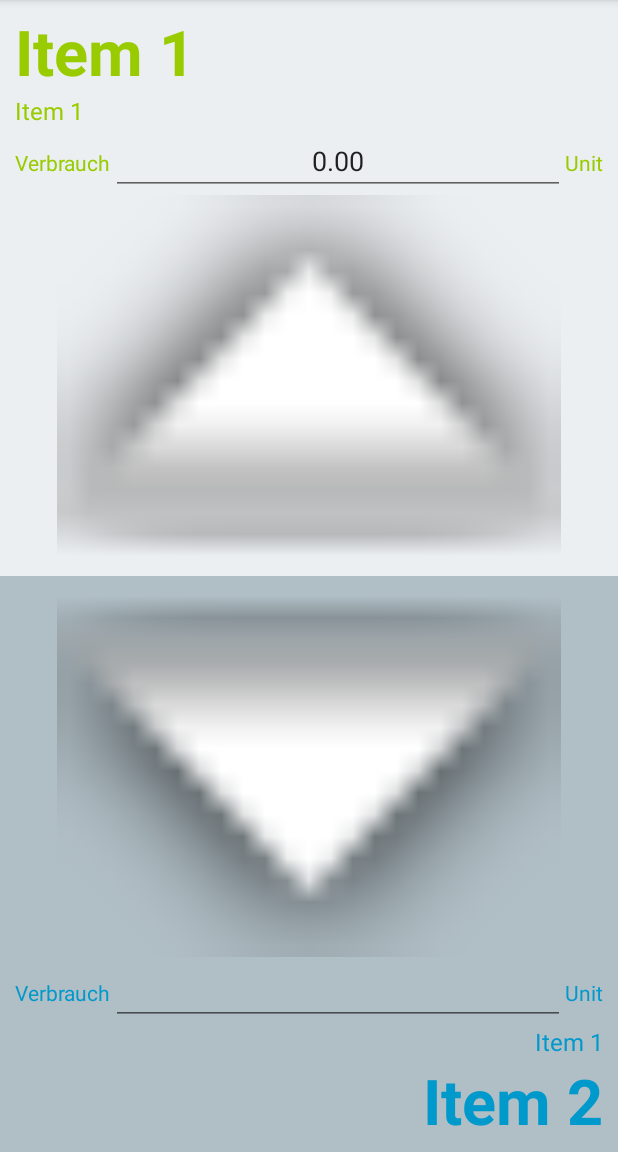
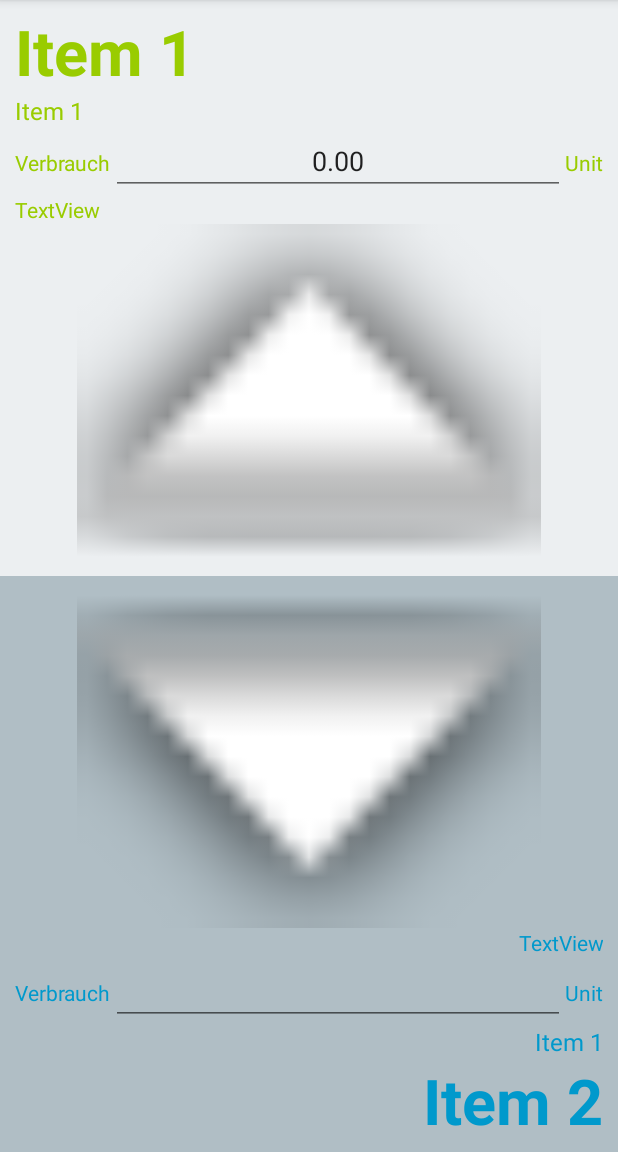
Before and after one commit to dominikkv/hQ-h17, an Android app: the screen it shows after launch (ActCompare), on a phone screen of 412 x 824 dp, the part 84-1236 px from its top. Run offline under Robolectric (Android 15) with nearby library versions, the phone set to English and light mode, and no system bars; libraries missing offline, so code that uses them is left out: com.activeandroid, com.activeandroid.query; 23 statements that could not run were skipped.

Commit message:
layout for energy information display

```diff
--- a/Qonverter/app/src/main/java/eu/highq/qonverter/ActCompare.java
+++ b/Qonverter/app/src/main/java/eu/highq/qonverter/ActCompare.java
@@ -10,7 +10,6 @@ import android.view.KeyEvent;
 import android.view.Menu;
 import android.view.MenuItem;
 import android.view.View;
-import android.widget.AdapterView;
 import android.widget.ArrayAdapter;
 import android.widget.LinearLayout;
 import android.widget.Spinner;
@@ -146,6 +145,8 @@ public class ActCompare extends AppCompatActivity {
 
         setItem(firstItem, 0);
         setItem(secondItem, 1);
+
+        Toast.makeText(ActCompare.this, Long.toString(firstItem.carrier.energy), Toast.LENGTH_LONG).show();
     }
 
     private CompareItem getOther(int index) {
--- a/Qonverter/app/src/main/res/layout/content_act_compare.xml
+++ b/Qonverter/app/src/main/res/layout/content_act_compare.xml
@@ -101,6 +101,14 @@
                             android:text="Unit"/>
                     </LinearLayout>
 
+                    <TextView
+                        android:id="@+id/txtUpperEnergyInformation"
+                        android:layout_width="match_parent"
+                        android:layout_height="wrap_content"
+                        android:textColor="@android:color/holo_green_light"
+                        android:layout_alignParentStart="true"
+                        android:text="TextView" />
+
                     <LinearLayout
                         android:id="@+id/layoutSpinnerUpper"
                         android:layout_width="match_parent"
@@ -154,6 +162,14 @@
                         android:layout_height="wrap_content"
                         android:layout_weight="1"
                         app:srcCompat="@android:drawable/arrow_down_float" />
+
+                    <TextView
+                        android:id="@+id/txtLowerEnergyInformation"
+                        android:layout_width="match_parent"
+                        android:layout_height="wrap_content"
+                        android:textColor="@android:color/holo_blue_dark"
+                        android:textAlignment="textEnd"
+                        android:text="TextView" />
 
                     <LinearLayout
                         android:id="@+id/layoutSpinnerLower"
--- a/Qonverter/app/src/main/res/values/strings.xml
+++ b/Qonverter/app/src/main/res/values/strings.xml
@@ -24,6 +24,8 @@
 
     <string name="main_placeholder_item_upper">Item 1</string>
     <string name="main_placeholder_item_lower">Item 2</string>
+
+
 
     <!-- Main View End -->
 
```
